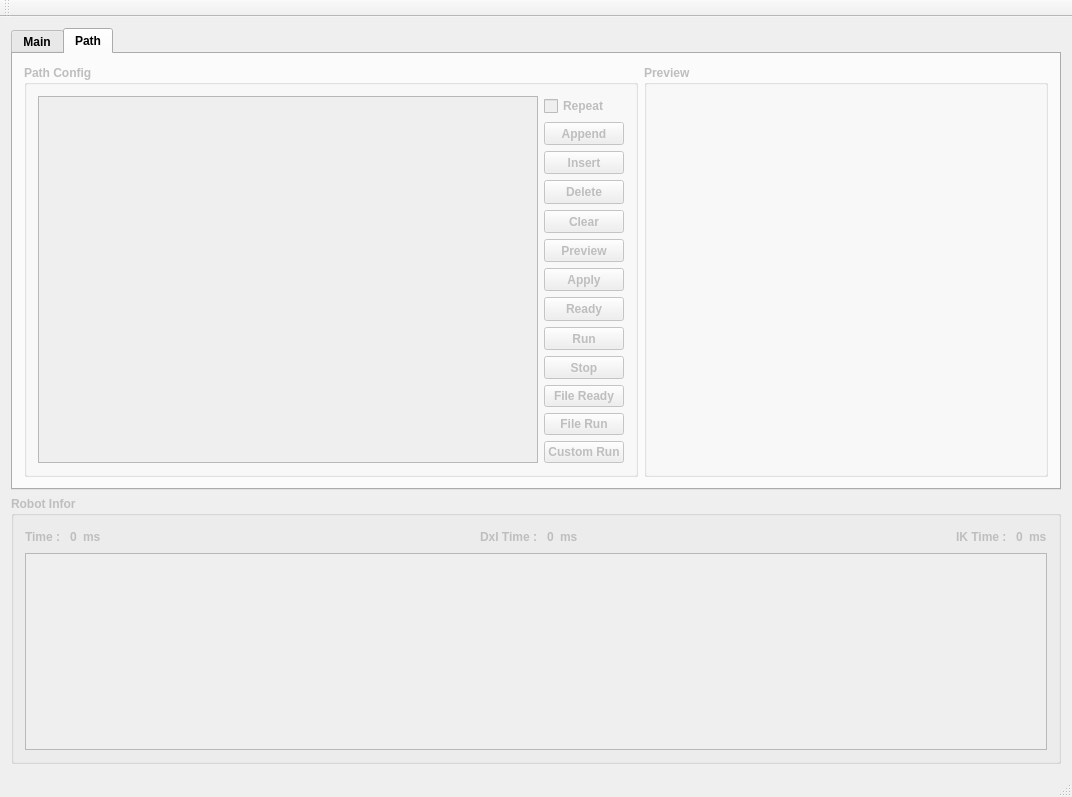
The window that RobotControllerUI/MainWindow/mainwindow.ui (hajunsong/Controller) describes before a commit, drawn with Qt 5.
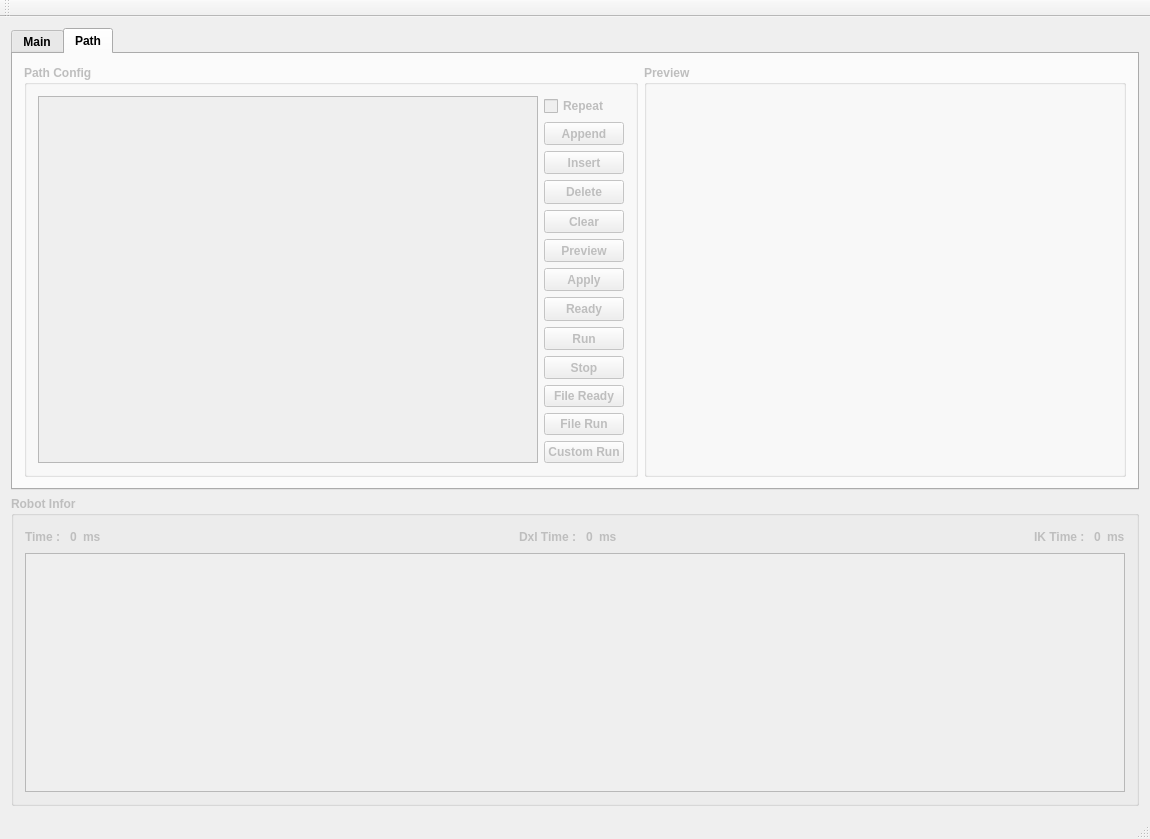
The same window after the commit. The open tabs and pages were chosen to show the change.

Patch:
```diff
--- a/RobotControllerUI/MainWindow/mainwindow.ui
+++ b/RobotControllerUI/MainWindow/mainwindow.ui
@@ -6,12 +6,12 @@
    <rect>
     <x>0</x>
     <y>0</y>
-    <width>1072</width>
-    <height>797</height>
+    <width>1150</width>
+    <height>839</height>
    </rect>
   </property>
   <property name="sizePolicy">
-   <sizepolicy hsizetype="Preferred" vsizetype="Preferred">
+   <sizepolicy hsizetype="Fixed" vsizetype="Fixed">
     <horstretch>0</horstretch>
     <verstretch>0</verstretch>
    </sizepolicy>
```
Left out of the diff: 4 changed lines with no effect on the pictures.
